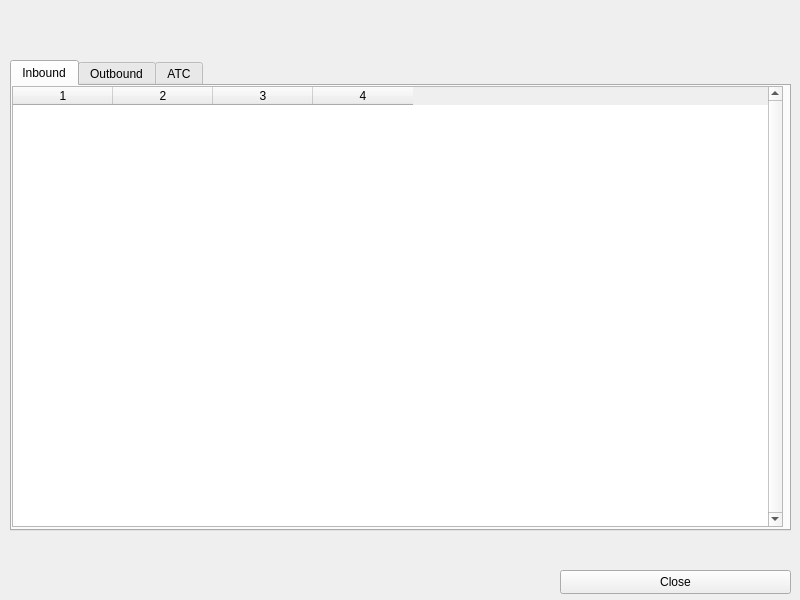
Qt form source/ui/resources/AirportDetailsWindow.ui (Vatsinator/vatsinator-legacy) before a commit.
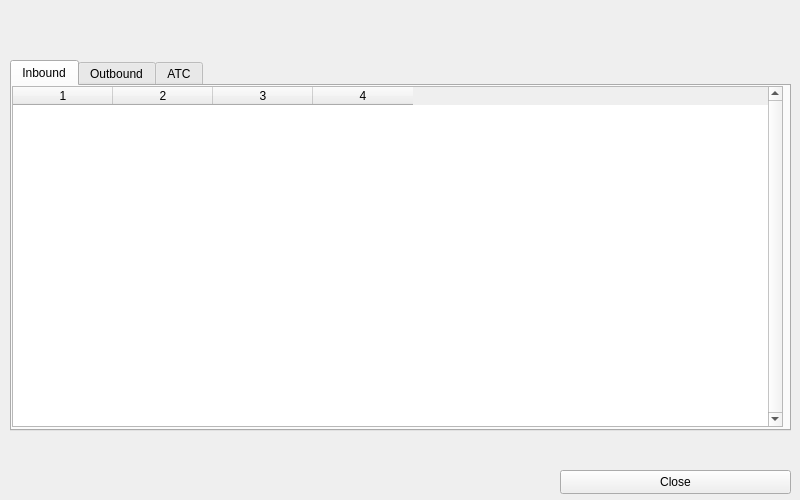
The same form after that commit. Icons and pictures are not drawn.

Commit message: Changed AirportDetailsWindow geometry.

The edit to the form file:
```diff
--- a/source/ui/resources/AirportDetailsWindow.ui
+++ b/source/ui/resources/AirportDetailsWindow.ui
@@ -10,7 +10,7 @@
     <x>0</x>
     <y>0</y>
     <width>800</width>
-    <height>600</height>
+    <height>500</height>
    </rect>
   </property>
   <property name="sizePolicy">
@@ -22,7 +22,7 @@
   <property name="minimumSize">
    <size>
     <width>800</width>
-    <height>600</height>
+    <height>500</height>
    </size>
   </property>
   <property name="maximumSize">
@@ -44,7 +44,7 @@
      <x>10</x>
      <y>60</y>
      <width>781</width>
-     <height>471</height>
+     <height>371</height>
     </rect>
    </property>
    <property name="layoutDirection">
@@ -66,7 +66,7 @@
        <x>0</x>
        <y>0</y>
        <width>771</width>
-       <height>441</height>
+       <height>341</height>
       </rect>
      </property>
      <property name="verticalScrollBarPolicy">
@@ -253,7 +253,7 @@
    <property name="geometry">
     <rect>
      <x>10</x>
-     <y>540</y>
+     <y>440</y>
      <width>781</width>
      <height>31</height>
     </rect>
@@ -277,7 +277,7 @@
    <property name="geometry">
     <rect>
      <x>560</x>
-     <y>570</y>
+     <y>470</y>
      <width>231</width>
      <height>24</height>
     </rect>
```
Left out of the diff: 4 changed lines with no effect on the pictures.
